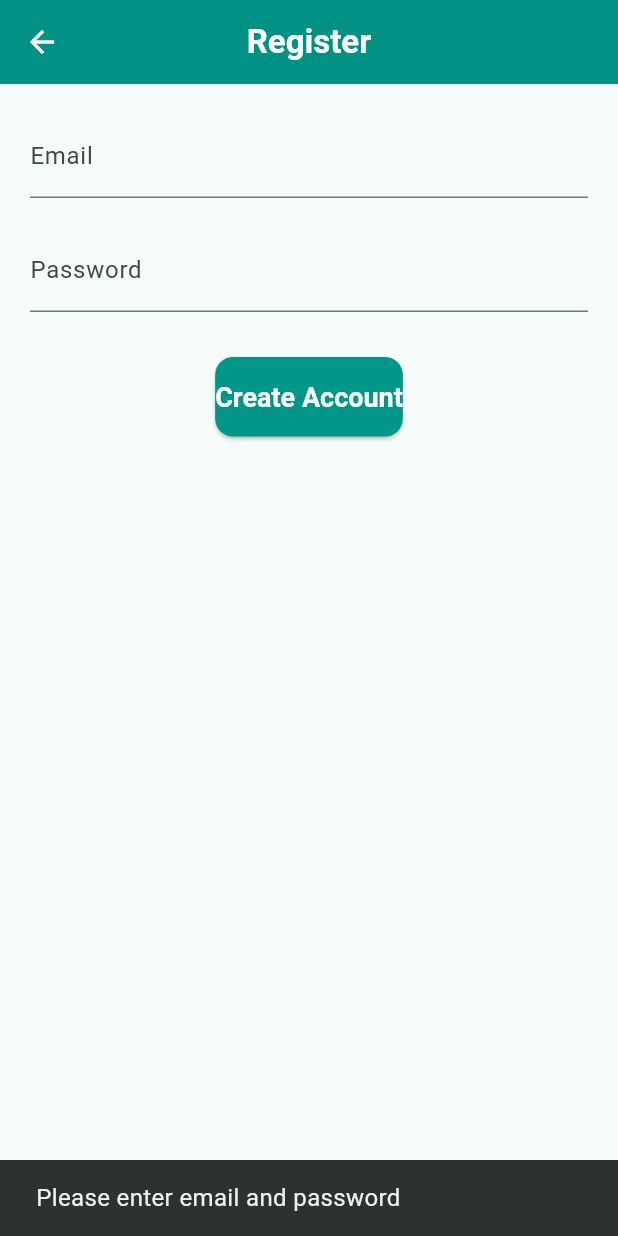
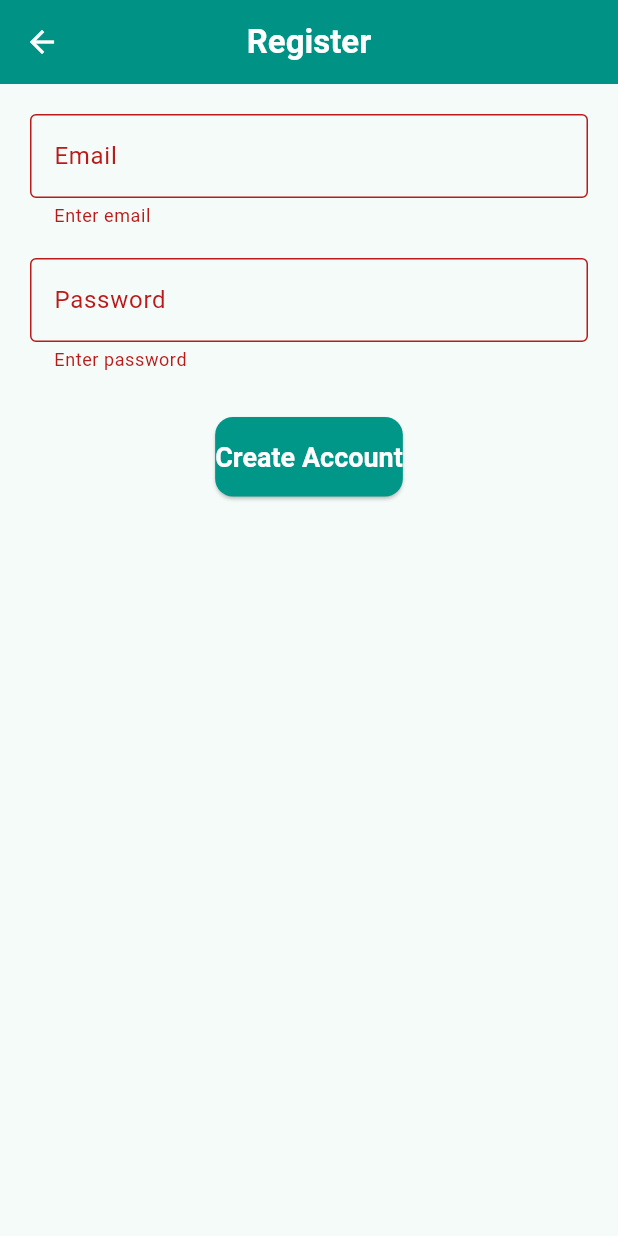
Before and after one commit to harsimran2006/clinic_management_app, a Flutter app: the RegisterScreen screen opened directly, after a tap on "Create Account", on a phone screen of 412 x 824 dp. Run offline on Flutter 3.47's test engine with Material 3 defaults, Android fonts, the phone set to English and light mode, and no system bars; our stand-ins replace sqflite; accounts and stored records are empty.

Commit message:
Fixed Register Screen

```diff
--- a/lib/screens/register_screen.dart
+++ b/lib/screens/register_screen.dart
@@ -10,32 +10,29 @@ class RegisterScreen extends StatefulWidget {
 }
 
 class _RegisterScreenState extends State<RegisterScreen> {
+  final _formKey = GlobalKey<FormState>(); // ✅ Added
+
   final TextEditingController emailController = TextEditingController();
   final TextEditingController passwordController = TextEditingController();
 
   Future<void> _register() async {
+    if (!_formKey.currentState!.validate()) return;
+
     final email = emailController.text.trim();
     final password = passwordController.text.trim();
 
-    if (email.isEmpty || password.isEmpty) {
-      _showMessage("Please enter email and password");
-      return;
-    }
-
     await DatabaseHelper.instance.registerUser(email, password);
 
-    _showMessage("Account created! Please login.");
+    if (!mounted) return; // ✅ Fix async context warning
 
-    if (!mounted) return;
+    ScaffoldMessenger.of(context).showSnackBar(
+      const SnackBar(content: Text("Account created! Please login.")),
+    );
 
     Navigator.pushReplacement(
       context,
       MaterialPageRoute(builder: (context) => const LoginScreen()),
     );
-  }
-
-  void _showMessage(String msg) {
-    ScaffoldMessenger.of(context).showSnackBar(SnackBar(content: Text(msg)));
   }
 
   @override
@@ -44,25 +41,51 @@ class _RegisterScreenState extends State<RegisterScreen> {
       appBar: AppBar(title: const Text("Register")),
       body: Padding(
         padding: const EdgeInsets.all(20),
+        child: Form(
+          key: _formKey, // ✅ Added
           child: Column(
             children: [
-            TextField(
+              TextFormField(
                 controller: emailController,
                 decoration: const InputDecoration(
                   labelText: "Email",
                   hintText: "Enter your email",
+                  border: OutlineInputBorder(),
                 ),
+                validator: (value) {
+                  if (value == null || value.trim().isEmpty) {
+                    return "Enter email";
+                  }
+                  if (!RegExp(r'^[^@]+@[^@]+\.[^@]+').hasMatch(value)) {
+                    return "Enter valid email";
+                  }
+                  return null;
+                },
               ),
+
               const SizedBox(height: 20),
-            TextField(
+
+              TextFormField(
                 controller: passwordController,
                 obscureText: true,
                 decoration: const InputDecoration(
                   labelText: "Password",
                   hintText: "Enter your password",
+                  border: OutlineInputBorder(),
                 ),
+                validator: (value) {
+                  if (value == null || value.trim().isEmpty) {
+                    return "Enter password";
+                  }
+                  if (value.length < 4) {
+                    return "Password must be at least 4 characters";
+                  }
+                  return null;
+                },
               ),
+
               const SizedBox(height: 30),
+
               ElevatedButton(
                 onPressed: _register,
                 child: const Text("Create Account"),
@@ -70,6 +93,14 @@ class _RegisterScreenState extends State<RegisterScreen> {
             ],
           ),
         ),
+      ),
     );
   }
+
+  @override
+  void dispose() {
+    emailController.dispose();
+    passwordController.dispose();
+    super.dispose();
   }
+}
```
Lines whose indentation alone changed are shown as unchanged.
